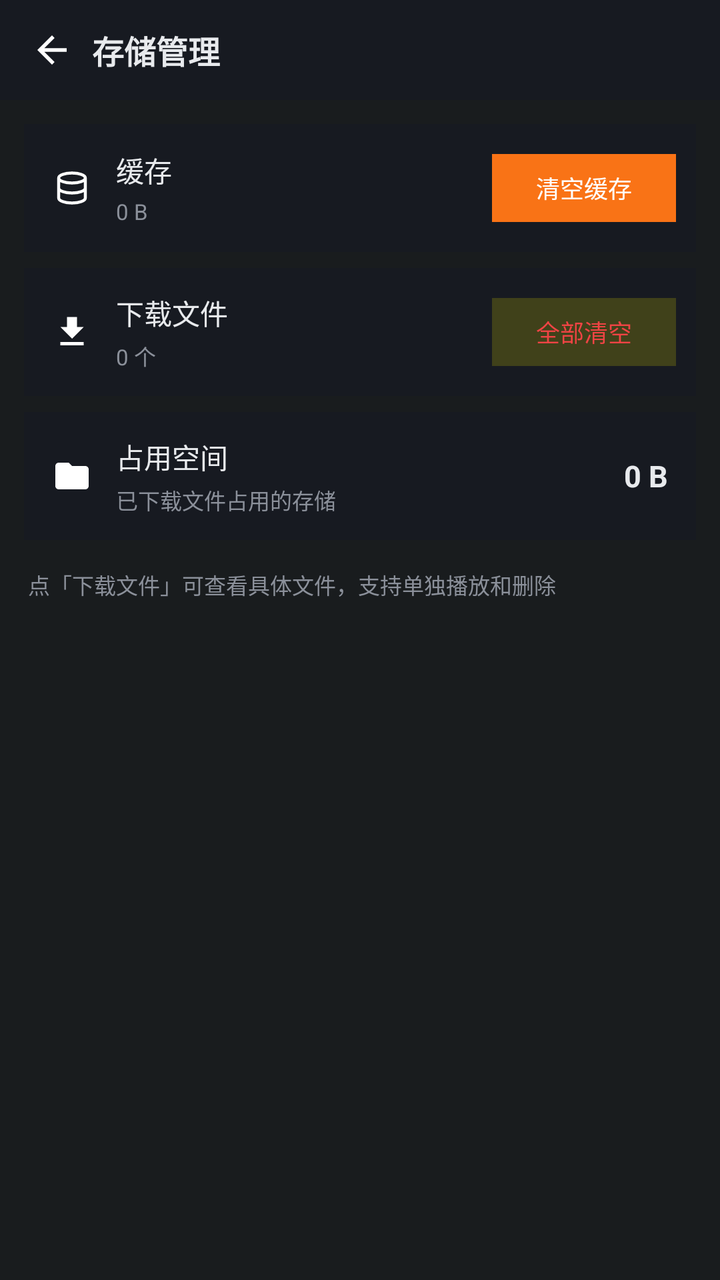
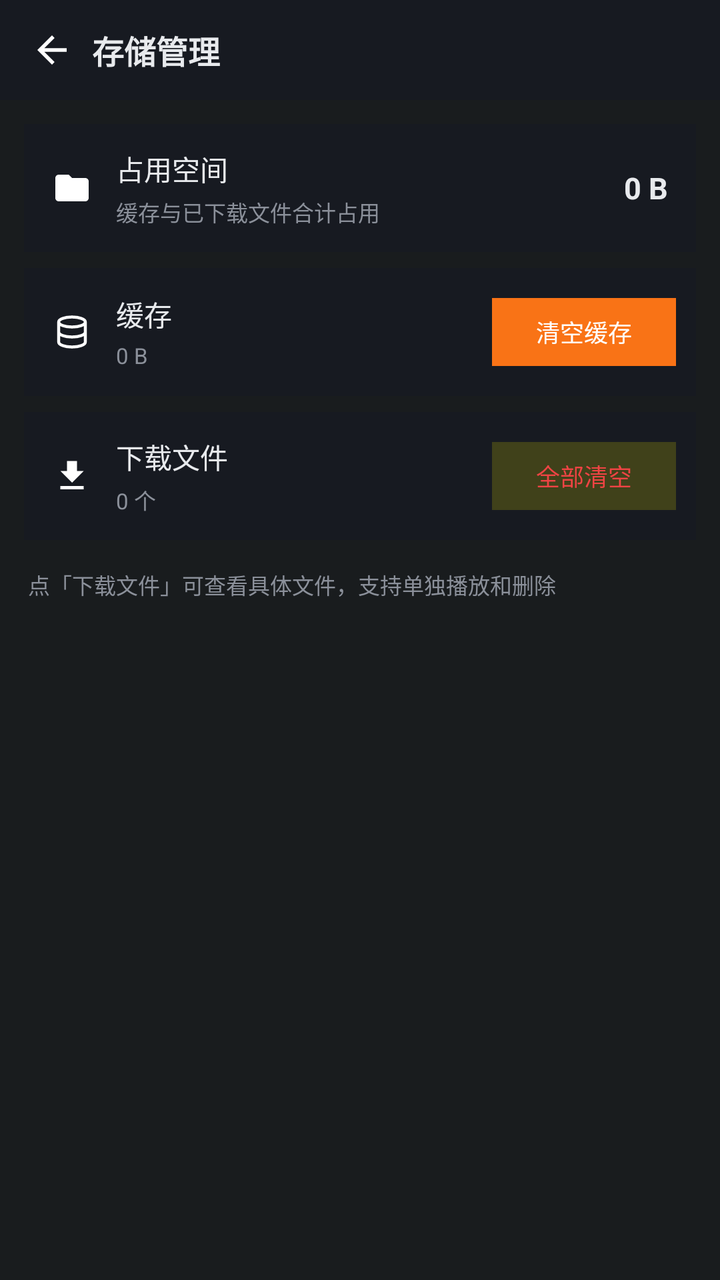

Screens rendered from an Android XML layout before and after an edit, with the pre-edit source and the edit as a unified diff.
<!-- AndroidManifest.xml: application theme android:Theme.DeviceDefault.NoActionBar -->
<!-- res/layout/page_storage.xml -->
<?xml version="1.0" encoding="utf-8"?>
<LinearLayout xmlns:android="http://schemas.android.com/apk/res/android"
    android:layout_width="match_parent"
    android:layout_height="match_parent"
    android:orientation="vertical"
    android:tag="bg">

    <LinearLayout
        android:layout_width="match_parent"
        android:layout_height="50dp"
        android:orientation="horizontal"
        android:gravity="center_vertical"
        android:background="#171a21"
        android:tag="card"
        android:paddingStart="6dp"
        android:paddingEnd="14dp">
        <ImageButton
            android:id="@+id/storage_back"
            android:layout_width="40dp"
            android:layout_height="40dp"
            android:src="@drawable/ic_back"
            android:tag="icon"
            android:scaleType="fitCenter"
            android:padding="9dp"
            android:background="?android:attr/selectableItemBackgroundBorderless"
            android:contentDescription="返回" />
        <TextView
            android:layout_width="0dp"
            android:layout_height="wrap_content"
            android:layout_weight="1"
            android:text="存储管理"
            android:textColor="#e8eaed"
            android:tag="text"
            android:textSize="16sp"
            android:textStyle="bold" />
    </LinearLayout>

    <LinearLayout
        android:layout_width="match_parent"
        android:layout_height="wrap_content"
        android:orientation="vertical"
        android:padding="12dp">

        
        <LinearLayout
            android:layout_width="match_parent"
            android:layout_height="64dp"
            android:orientation="horizontal"
            android:gravity="center_vertical"
            android:background="#171a21"
            android:tag="card"
            android:paddingStart="14dp"
            android:paddingEnd="10dp"
            android:layout_marginBottom="8dp">
            <ImageView
                android:layout_width="20dp"
                android:layout_height="20dp"
                android:src="@drawable/ic_storage"
                android:tag="icon"
                android:scaleType="fitCenter" />
            <LinearLayout
                android:layout_width="0dp"
                android:layout_height="wrap_content"
                android:layout_weight="1"
                android:orientation="vertical"
                android:layout_marginStart="12dp">
                <TextView
                    android:layout_width="wrap_content"
                    android:layout_height="wrap_content"
                    android:text="缓存"
                    android:textColor="#e8eaed"
                    android:tag="text"
                    android:textSize="14sp" />
                <TextView
                    android:id="@+id/st_cache"
                    android:layout_width="wrap_content"
                    android:layout_height="wrap_content"
                    android:text="0 B"
                    android:textColor="#8b909a"
                    android:tag="dim"
                    android:textSize="11sp"
                    android:layout_marginTop="3dp" />
            </LinearLayout>
            <FrameLayout
                android:layout_width="92dp"
                android:layout_height="34dp">
                <TextView
                    android:id="@+id/btn_clear_cache"
                    android:layout_width="match_parent"
                    android:layout_height="match_parent"
                    android:text="清空缓存"
                    android:textColor="#ffffff"
                    android:background="#f97316"
                    android:tag="accent_bg"
                    android:textSize="12sp"
                    android:gravity="center" />
                <ProgressBar
                    android:id="@+id/clear_cache_progress"
                    android:layout_width="18dp"
                    android:layout_height="18dp"
                    android:layout_gravity="center"
                    android:indeterminate="true"
                    android:indeterminateTint="#ffffff"
                    android:visibility="gone" />
            </FrameLayout>
        </LinearLayout>

        
        <LinearLayout
            android:id="@+id/row_files"
            android:layout_width="match_parent"
            android:layout_height="64dp"
            android:orientation="horizontal"
            android:gravity="center_vertical"
            android:background="#171a21"
            android:tag="card"
            android:paddingStart="14dp"
            android:paddingEnd="10dp"
            android:layout_marginBottom="8dp"
            android:clickable="true"
            android:focusable="true">
            <ImageView
                android:layout_width="20dp"
                android:layout_height="20dp"
                android:src="@drawable/ic_download"
                android:tag="icon"
                android:scaleType="fitCenter" />
            <LinearLayout
                android:layout_width="0dp"
                android:layout_height="wrap_content"
                android:layout_weight="1"
                android:orientation="vertical"
                android:layout_marginStart="12dp">
                <TextView
                    android:layout_width="wrap_content"
                    android:layout_height="wrap_content"
                    android:text="下载文件"
                    android:textColor="#e8eaed"
                    android:tag="text"
                    android:textSize="14sp" />
                <TextView
                    android:id="@+id/st_count"
                    android:layout_width="wrap_content"
                    android:layout_height="wrap_content"
                    android:text="0 个"
                    android:textColor="#8b909a"
                    android:tag="dim"
                    android:textSize="11sp"
                    android:layout_marginTop="3dp" />
            </LinearLayout>
            <FrameLayout
                android:layout_width="92dp"
                android:layout_height="34dp">
                <TextView
                    android:id="@+id/btn_clear_all"
                    android:layout_width="match_parent"
                    android:layout_height="match_parent"
                    android:text="全部清空"
                    android:textColor="#ef4444"
                    android:background="#ef44441a"
                    android:tag="danger"
                    android:textSize="12sp"
                    android:gravity="center" />
                <ProgressBar
                    android:id="@+id/clear_all_progress"
                    android:layout_width="18dp"
                    android:layout_height="18dp"
                    android:layout_gravity="center"
                    android:indeterminate="true"
                    android:indeterminateTint="#ef4444"
                    android:visibility="gone" />
            </FrameLayout>
        </LinearLayout>

        
        <LinearLayout
            android:layout_width="match_parent"
            android:layout_height="64dp"
            android:orientation="horizontal"
            android:gravity="center_vertical"
            android:background="#171a21"
            android:tag="card"
            android:paddingStart="14dp"
            android:paddingEnd="14dp"
            android:layout_marginBottom="8dp">
            <ImageView
                android:layout_width="20dp"
                android:layout_height="20dp"
                android:src="@drawable/ic_folder"
                android:tag="icon"
                android:scaleType="fitCenter" />
            <LinearLayout
                android:layout_width="0dp"
                android:layout_height="wrap_content"
                android:layout_weight="1"
                android:orientation="vertical"
                android:layout_marginStart="12dp">
                <TextView
                    android:layout_width="wrap_content"
                    android:layout_height="wrap_content"
                    android:text="占用空间"
                    android:textColor="#e8eaed"
                    android:tag="text"
                    android:textSize="14sp" />
                <TextView
                    android:layout_width="wrap_content"
                    android:layout_height="wrap_content"
                    android:text="已下载文件占用的存储"
                    android:textColor="#8b909a"
                    android:tag="dim"
                    android:textSize="11sp"
                    android:layout_marginTop="3dp" />
            </LinearLayout>
            <TextView
                android:id="@+id/st_size"
                android:layout_width="wrap_content"
                android:layout_height="wrap_content"
                android:text="0 B"
                android:textColor="#e8eaed"
                android:tag="text"
                android:textSize="15sp"
                android:textStyle="bold" />
        </LinearLayout>

        <TextView
            android:layout_width="match_parent"
            android:layout_height="wrap_content"
            android:text="点「下载文件」可查看具体文件，支持单独播放和删除"
            android:textColor="#8b909a"
            android:tag="dim"
            android:textSize="11sp"
            android:paddingStart="2dp"
            android:paddingTop="6dp" />
    </LinearLayout>
</LinearLayout>
<!-- resources referenced by this layout -->
<resources>
  <!-- drawable ic_back (drawable) -->
  <?xml version="1.0" encoding="utf-8"?>
  <vector xmlns:android="http://schemas.android.com/apk/res/android"
      android:width="24dp"
      android:height="24dp"
      android:viewportWidth="24"
      android:viewportHeight="24">
      <path
          android:fillColor="#FFFFFFFF"
          android:pathData="M20,11H7.83l5.59,-5.59L12,4l-8,8 8,8 1.41,-1.41L7.83,13H20v-2z" />
  </vector>
  <!-- drawable ic_download (drawable) -->
  <?xml version="1.0" encoding="utf-8"?>
  <vector xmlns:android="http://schemas.android.com/apk/res/android"
      android:width="24dp"
      android:height="24dp"
      android:viewportWidth="24"
      android:viewportHeight="24">
      <path
          android:fillColor="#FFFFFFFF"
          android:pathData="M19,9h-4V3H9v6H5l7,7 7,-7z M5,18v2h14v-2H5z" />
  </vector>
  <!-- drawable ic_folder (drawable) -->
  <?xml version="1.0" encoding="utf-8"?>
  <vector xmlns:android="http://schemas.android.com/apk/res/android"
      android:width="24dp"
      android:height="24dp"
      android:viewportWidth="24"
      android:viewportHeight="24">
      <path
          android:fillColor="#FFFFFFFF"
          android:pathData="M10,4H4c-1.1,0 -1.99,0.9 -1.99,2L2,18c0,1.1 0.9,2 2,2h16c1.1,0 2,-0.9 2,-2V8c0,-1.1 -0.9,-2 -2,-2h-8l-2,-2z" />
  </vector>
  <!-- drawable ic_storage (drawable) -->
  <?xml version="1.0" encoding="utf-8"?>
  <vector xmlns:android="http://schemas.android.com/apk/res/android"
      android:width="24dp"
      android:height="24dp"
      android:viewportWidth="24"
      android:viewportHeight="24">
      <path
          android:pathData="M4,6c0,-1.66 3.58,-3 8,-3s8,1.34 8,3 -3.58,3 -8,3 -8,-1.34 -8,-3z M4,6v6c0,1.66 3.58,3 8,3s8,-1.34 8,-3V6 M4,12v6c0,1.66 3.58,3 8,3s8,-1.34 8,-3v-6"
          android:strokeColor="#FFFFFFFF"
          android:strokeWidth="1.8"
          android:fillColor="#00000000" />
  </vector>
</resources>

<!-- the commit's change to res/layout/page_storage.xml (unified diff, before → after) -->
@@ -50,6 +50,56 @@
             android:background="#171a21"
             android:tag="card"
             android:paddingStart="14dp"
+            android:paddingEnd="14dp"
+            android:layout_marginBottom="8dp">
+            <ImageView
+                android:layout_width="20dp"
+                android:layout_height="20dp"
+                android:src="@drawable/ic_folder"
+                android:tag="icon"
+                android:scaleType="fitCenter" />
+            <LinearLayout
+                android:layout_width="0dp"
+                android:layout_height="wrap_content"
+                android:layout_weight="1"
+                android:orientation="vertical"
+                android:layout_marginStart="12dp">
+                <TextView
+                    android:layout_width="wrap_content"
+                    android:layout_height="wrap_content"
+                    android:text="占用空间"
+                    android:textColor="#e8eaed"
+                    android:tag="text"
+                    android:textSize="14sp" />
+                <TextView
+                    android:layout_width="wrap_content"
+                    android:layout_height="wrap_content"
+                    android:text="缓存与已下载文件合计占用"
+                    android:textColor="#8b909a"
+                    android:tag="dim"
+                    android:textSize="11sp"
+                    android:layout_marginTop="3dp" />
+            </LinearLayout>
+            <TextView
+                android:id="@+id/st_size"
+                android:layout_width="wrap_content"
+                android:layout_height="wrap_content"
+                android:text="0 B"
+                android:textColor="#e8eaed"
+                android:tag="text"
+                android:textSize="15sp"
+                android:textStyle="bold" />
+        </LinearLayout>
+
+        
+        <LinearLayout
+            android:layout_width="match_parent"
+            android:layout_height="64dp"
+            android:orientation="horizontal"
+            android:gravity="center_vertical"
+            android:background="#171a21"
+            android:tag="card"
+            android:paddingStart="14dp"
             android:paddingEnd="10dp"
             android:layout_marginBottom="8dp">
             <ImageView
@@ -172,56 +222,6 @@
             </FrameLayout>
         </LinearLayout>
 
-        
-        <LinearLayout
-            android:layout_width="match_parent"
-            android:layout_height="64dp"
-            android:orientation="horizontal"
-            android:gravity="center_vertical"
-            android:background="#171a21"
-            android:tag="card"
-            android:paddingStart="14dp"
-            android:paddingEnd="14dp"
-            android:layout_marginBottom="8dp">
-            <ImageView
-                android:layout_width="20dp"
-                android:layout_height="20dp"
-                android:src="@drawable/ic_folder"
-                android:tag="icon"
-                android:scaleType="fitCenter" />
-            <LinearLayout
-                android:layout_width="0dp"
-                android:layout_height="wrap_content"
-                android:layout_weight="1"
-                android:orientation="vertical"
-                android:layout_marginStart="12dp">
-                <TextView
-                    android:layout_width="wrap_content"
-                    android:layout_height="wrap_content"
-                    android:text="占用空间"
-                    android:textColor="#e8eaed"
-                    android:tag="text"
-                    android:textSize="14sp" />
-                <TextView
-                    android:layout_width="wrap_content"
-                    android:layout_height="wrap_content"
-                    android:text="已下载文件占用的存储"
-                    android:textColor="#8b909a"
-                    android:tag="dim"
-                    android:textSize="11sp"
-                    android:layout_marginTop="3dp" />
-            </LinearLayout>
-            <TextView
-                android:id="@+id/st_size"
-                android:layout_width="wrap_content"
-                android:layout_height="wrap_content"
-                android:text="0 B"
-                android:textColor="#e8eaed"
-                android:tag="text"
-                android:textSize="15sp"
-                android:textStyle="bold" />
-        </LinearLayout>
-
         <TextView
             android:layout_width="match_parent"
             android:layout_height="wrap_content"
